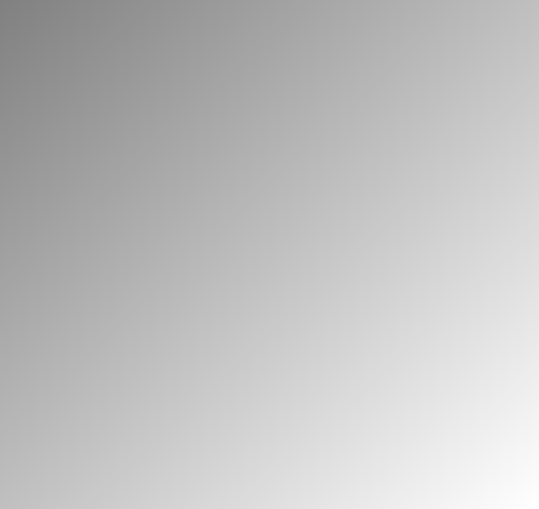
Old version of the form qtstaircasecardcreatormaindialog.ui in the repository richelbilderbeek/staircase_card_creator.
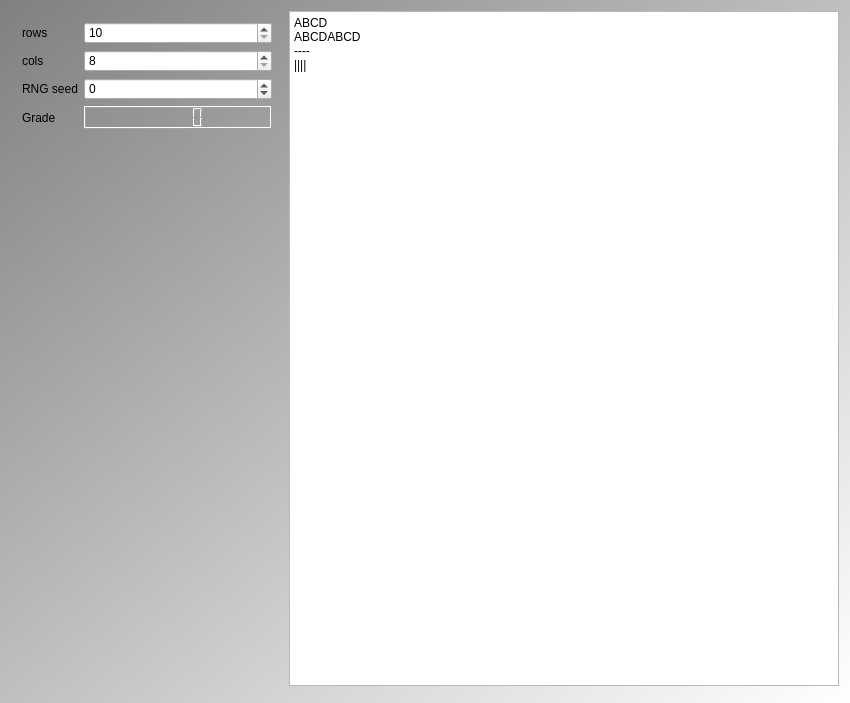
New version of the form. Icons and pictures are not drawn.

```diff
--- a/qtstaircasecardcreatormaindialog.ui
+++ b/qtstaircasecardcreatormaindialog.ui
@@ -9,8 +9,8 @@
    <rect>
     <x>0</x>
     <y>0</y>
-    <width>539</width>
-    <height>509</height>
+    <width>850</width>
+    <height>703</height>
    </rect>
   </property>
   <property name="sizePolicy">
@@ -35,10 +35,86 @@
 QTabWidget { font: 12 px  }
 QLabel { font: 12px }
 QComboBox { font: 12px }
-QPlainTextEdit { font: 10px }
+QPlainTextEdit { font: 20px &quot;Courier&quot; }
 </string>
   </property>
-  <layout class="QGridLayout" name="gridLayout_2"/>
+  <layout class="QGridLayout" name="gridLayout_2">
+   <item row="0" column="1" colspan="2">
+    <widget class="QPlainTextEdit" name="text">
+     <property name="readOnly">
+      <bool>true</bool>
+     </property>
+     <property name="plainText">
+      <string>ABCD
+ABCDABCD
+----
+||||
+</string>
+     </property>
+    </widget>
+   </item>
+   <item row="0" column="0" rowspan="2">
+    <widget class="QWidget" name="widget" native="true">
+     <layout class="QFormLayout" name="formLayout">
+      <item row="0" column="0">
+       <widget class="QLabel" name="label_rows">
+        <property name="text">
+         <string>rows</string>
+        </property>
+       </widget>
+      </item>
+      <item row="0" column="1">
+       <widget class="QSpinBox" name="box_n_rows">
+        <property name="minimum">
+         <number>10</number>
+        </property>
+       </widget>
+      </item>
+      <item row="1" column="0">
+       <widget class="QLabel" name="label_cols">
+        <property name="text">
+         <string>cols</string>
+        </property>
+       </widget>
+      </item>
+      <item row="1" column="1">
+       <widget class="QSpinBox" name="box_n_cols">
+        <property name="minimum">
+         <number>8</number>
+        </property>
+       </widget>
+      </item>
+      <item row="2" column="0">
+       <widget class="QLabel" name="label_seed">
+        <property name="text">
+         <string>RNG seed</string>
+        </property>
+       </widget>
+      </item>
+      <item row="2" column="1">
+       <widget class="QSpinBox" name="box_seed">
+        <property name="minimum">
+         <number>-2000000000</number>
+        </property>
+        <property name="maximum">
+         <number>2000000000</number>
+        </property>
+       </widget>
+      </item>
+      <item row="3" column="0">
+       <widget class="QLabel" name="label_grade">
+        <property name="text">
+         <string>Grade</string>
+        </property>
+       </widget>
+      </item>
+      <item row="3" column="1">
+       <widget class="QLCDNumber" name="grade"/>
+      </item>
+     </layout>
+    </widget>
+   </item>
+  </layout>
  </widget>
  <layoutdefault spacing="6" margin="11"/>
  <resources/>
```
